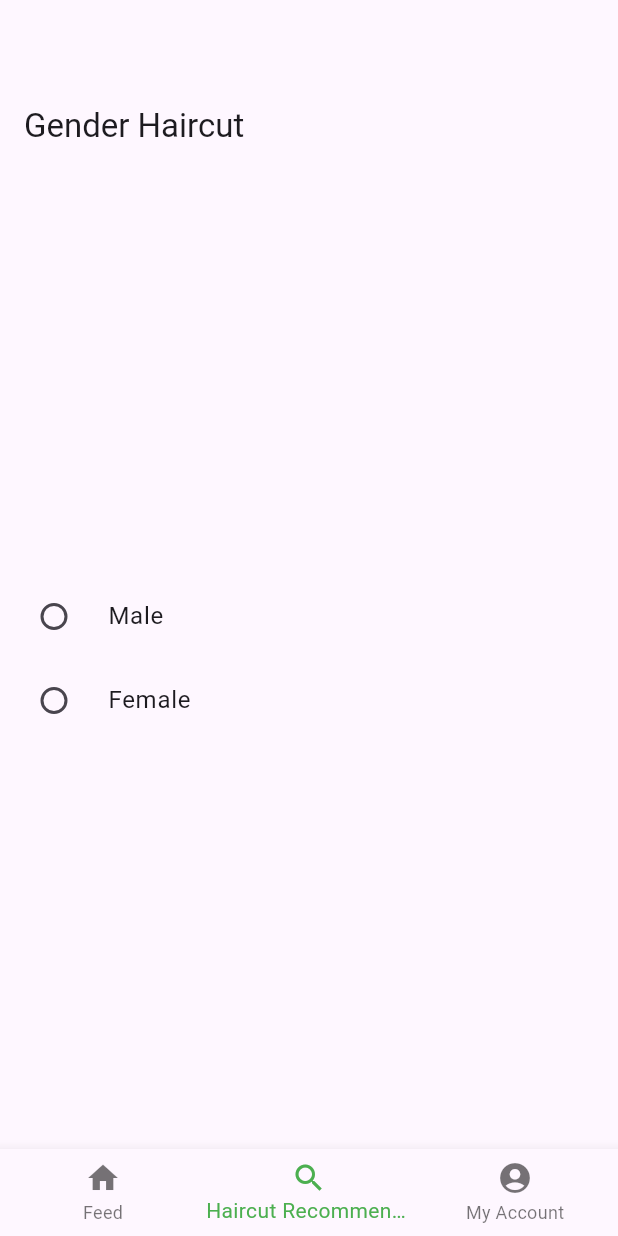
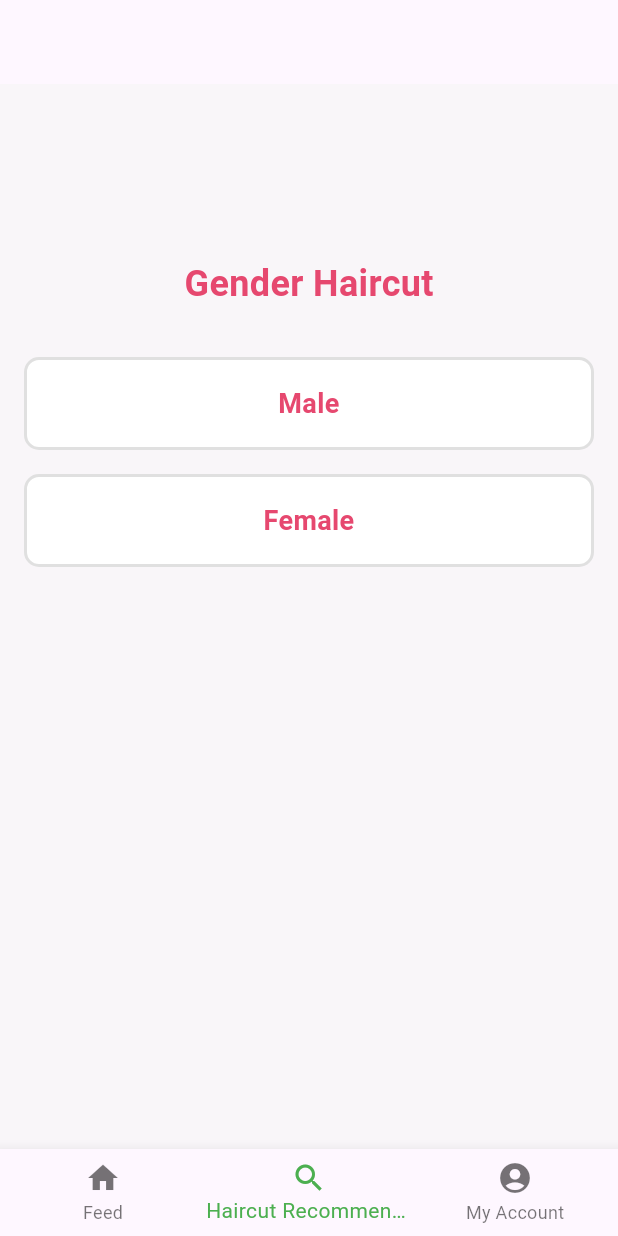
Before and after one commit to kimnlop/ADET, a Flutter app: the SuccessPage screen opened directly, item 2 of the bottom bar chosen, on a phone screen of 412 x 824 dp. Run offline on Flutter 3.47's test engine with Material 3 defaults, Android fonts, the phone set to English and light mode, and no system bars; our stand-ins replace cloud_firestore, firebase_auth, firebase_core, firebase_storage, image_picker; accounts and stored records are empty; project files that could hold a hidden picture were left out.

Commit message:
UI Design | Improved Readability

```diff
--- a/lib/haircut_recommender_tab.dart
+++ b/lib/haircut_recommender_tab.dart
@@ -27,12 +27,12 @@ class _HaircutRecommenderTabState extends State<HaircutRecommenderTab> {
       showDialog(
         context: context,
         builder: (context) => AlertDialog(
-          title: Text('Incomplete'),
-          content: Text('Please select all options.'),
+          title: const Text('Incomplete'),
+          content: const Text('Please select all options.'),
           actions: [
             TextButton(
               onPressed: () => Navigator.of(context).pop(),
-              child: Text('OK'),
+              child: const Text('OK'),
             ),
           ],
         ),
@@ -60,12 +60,12 @@ class _HaircutRecommenderTabState extends State<HaircutRecommenderTab> {
       showDialog(
         context: context,
         builder: (context) => AlertDialog(
-          title: Text('Recommended Haircut'),
+          title: const Text('Recommended Haircut'),
           content: Text(result['prediction']),
           actions: [
             TextButton(
               onPressed: () => Navigator.of(context).pop(),
-              child: Text('OK'),
+              child: const Text('OK'),
             ),
           ],
         ),
@@ -74,12 +74,12 @@ class _HaircutRecommenderTabState extends State<HaircutRecommenderTab> {
       showDialog(
         context: context,
         builder: (context) => AlertDialog(
-          title: Text('Error'),
-          content: Text('Failed to get recommendation.'),
+          title: const Text('Error'),
+          content: const Text('Failed to get recommendation.'),
           actions: [
             TextButton(
               onPressed: () => Navigator.of(context).pop(),
-              child: Text('OK'),
+              child: const Text('OK'),
             ),
           ],
         ),
@@ -90,10 +90,17 @@ class _HaircutRecommenderTabState extends State<HaircutRecommenderTab> {
   @override
   Widget build(BuildContext context) {
     return Scaffold(
-      appBar: AppBar(
-        title: Text(options[_currentPage][0]), // Display the title
+      body: Stack(
+        children: [
+          Container(
+            decoration: BoxDecoration(
+              color: Colors.grey[100]
+                  ?.withOpacity(0.6), // Background with 60% opacity
             ),
-      body: PageView.builder(
+          ),
+          Padding(
+            padding: const EdgeInsets.all(16.0),
+            child: PageView.builder(
               controller: _pageController,
               itemCount: options.length,
               onPageChanged: (index) {
@@ -102,40 +109,111 @@ class _HaircutRecommenderTabState extends State<HaircutRecommenderTab> {
                 });
               },
               itemBuilder: (context, index) {
-          return Center(
-            child: Column(
-              mainAxisAlignment: MainAxisAlignment.center,
+                return Column(
+                  mainAxisAlignment: MainAxisAlignment.start,
+                  crossAxisAlignment: CrossAxisAlignment.stretch,
                   children: [
-                Column(
-                  children: List.generate(
+                    SizedBox(height: 100), // Space for uniform alignment
+                    Center(
+                      child: Text(
+                        options[index][0],
+                        style: const TextStyle(
+                          fontSize: 24,
+                          fontWeight: FontWeight.bold,
+                          color: Color.fromRGBO(230, 72, 111, 1),
+                        ),
+                      ),
+                    ),
+                    const SizedBox(height: 24),
+                    ...List.generate(
                       options[index].length - 1,
-                    (i) => RadioListTile<int>(
-                      title: Text(options[index][i + 1]), // Display choice
-                      value: i,
-                      groupValue: _selectedOptions[index],
-                      onChanged: (value) {
+                      (i) => Padding(
+                        padding: const EdgeInsets.symmetric(vertical: 8.0),
+                        child: InkWell(
+                          onTap: () {
                             setState(() {
-                          _selectedOptions[index] = value!;
+                              _selectedOptions[index] = i;
                               if (index < options.length - 1) {
                                 _pageController.animateToPage(index + 1,
-                                duration: Duration(milliseconds: 500),
+                                    duration: const Duration(milliseconds: 500),
                                     curve: Curves.easeInOut);
                               }
                             });
                           },
+                          child: Container(
+                            decoration: BoxDecoration(
+                              color: _selectedOptions[index] == i
+                                  ? const Color.fromRGBO(254, 173, 86, 0.1)
+                                  : Colors.white,
+                              borderRadius: BorderRadius.circular(10),
+                              border: Border.all(
+                                color: _selectedOptions[index] == i
+                                    ? const Color.fromRGBO(230, 72, 111, 1)
+                                    : Colors.grey[300]!,
+                                width: 2,
+                              ),
+                            ),
+                            padding: const EdgeInsets.all(16.0),
+                            child: Text(
+                              options[index][i + 1],
+                              style: TextStyle(
+                                fontSize: 18,
+                                fontWeight: FontWeight.w600,
+                                color: Color.fromRGBO(230, 72, 111, 1),
+                              ),
+                              textAlign: TextAlign.center,
+                            ),
+                          ),
                         ),
                       ),
                     ),
                     if (index == options.length - 1)
-                  ElevatedButton(
+                      Padding(
+                        padding: const EdgeInsets.only(top: 20.0),
+                        child: ElevatedButton(
                           onPressed: _submit,
-                    child: Text('Get Recommendations'),
+                          style: ElevatedButton.styleFrom(
+                            backgroundColor:
+                                const Color.fromRGBO(230, 72, 111, 1),
+                            padding: const EdgeInsets.symmetric(
+                              horizontal: 32,
+                              vertical: 16,
+                            ),
+                            textStyle: const TextStyle(
+                              fontSize: 18,
+                              fontWeight: FontWeight.bold,
+                              color: Colors.white,
+                            ),
+                            shape: RoundedRectangleBorder(
+                              borderRadius: BorderRadius.circular(10),
+                            ),
+                          ),
+                          child: const Text(
+                            'Get Recommendations',
+                            style: TextStyle(color: Colors.white),
+                          ),
+                        ),
+                      ),
+                  ],
+                );
+              },
+            ),
           ),
         ],
       ),
     );
-        },
-      ),
-    );
   }
 }
+
+void main() {
+  runApp(MaterialApp(
+    home: HaircutRecommenderTab(),
+    theme: ThemeData(
+      primarySwatch: Colors.deepPurple,
+      scaffoldBackgroundColor: Colors.grey[100],
+      textTheme: const TextTheme(
+        bodyText2: TextStyle(fontSize: 16, fontWeight: FontWeight.w500),
+      ),
+    ),
+  ));
+}
--- a/lib/success_page.dart
+++ b/lib/success_page.dart
@@ -11,13 +11,12 @@ class SuccessPage extends StatefulWidget {
 }
 
 class _SuccessPageState extends State<SuccessPage> {
-  int _selectedIndex = 0; // Track selected tab index
+  int _selectedIndex = 0;
 
-  // Removed static keyword to ensure each instance of SuccessPage has its own widget list
   List<Widget> _widgetOptions = <Widget>[
-    FeedTab(), // Define your feed tab widget
-    HaircutRecommenderTab(), // Define your haircut recommender tab widget
-    MyAccountTab(), // Define your my account tab widget
+    FeedTab(),
+    HaircutRecommenderTab(),
+    MyAccountTab(),
   ];
 
   void _onItemTapped(int index) {
```
Also changed, not shown: 1 other file. Lines whose indentation alone changed are shown as unchanged.
